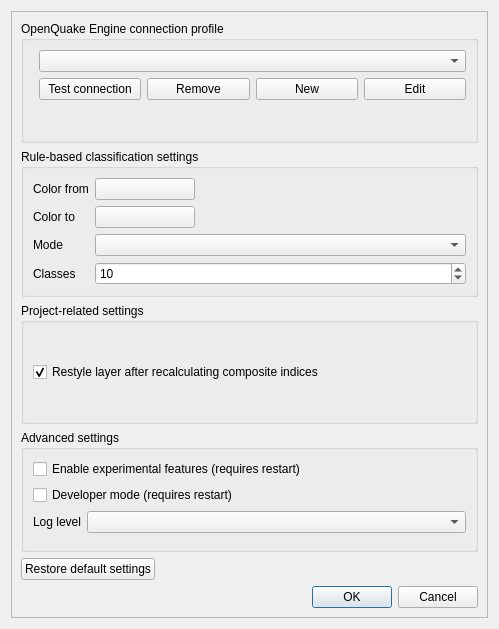
The window that svir/ui/ui_settings.ui (gem/oq-irmt-qgis) describes before a commit, drawn with Qt 5.
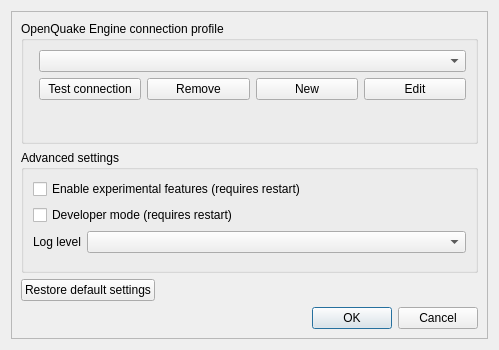
The same window after the commit. Icons and pictures are not drawn.

Commit message: Remove all references to social vulnerability (and project definitions) and recovery modeling

```diff
--- a/svir/ui/ui_settings.ui
+++ b/svir/ui/ui_settings.ui
@@ -7,7 +7,7 @@
     <x>0</x>
     <y>0</y>
     <width>499</width>
-    <height>629</height>
+    <height>350</height>
    </rect>
   </property>
   <property name="maximumSize">
@@ -35,7 +35,7 @@
         <x>0</x>
         <y>0</y>
         <width>479</width>
-        <height>609</height>
+        <height>330</height>
        </rect>
       </property>
       <layout class="QVBoxLayout" name="verticalLayout_4">
@@ -89,122 +89,6 @@
          </layout>
         </widget>
        </item>
-       <item>
-        <widget class="QGroupBox" name="styling_gbx">
-         <property name="title">
-          <string>Rule-based classification settings</string>
-         </property>
-         <layout class="QFormLayout" name="formLayout_3">
-          <property name="fieldGrowthPolicy">
-           <enum>QFormLayout::AllNonFixedFieldsGrow</enum>
-          </property>
-          <item row="3" column="0">
-           <widget class="QLabel" name="label_5">
-            <property name="text">
-             <string>Color from</string>
-            </property>
-           </widget>
-          </item>
-          <item row="3" column="1">
-           <widget class="QPushButton" name="style_color_from">
-            <property name="maximumSize">
-             <size>
-              <width>100</width>
-              <height>16777215</height>
-             </size>
-            </property>
-            <property name="autoFillBackground">
-             <bool>false</bool>
-            </property>
-            <property name="text">
-             <string/>
-            </property>
-           </widget>
-          </item>
-          <item row="5" column="0">
-           <widget class="QLabel" name="label_9">
-            <property name="text">
-             <string>Color to</string>
-            </property>
-           </widget>
-          </item>
-          <item row="5" column="1">
-           <widget class="QPushButton" name="style_color_to">
-            <property name="maximumSize">
-             <size>
-              <width>100</width>
-              <height>16777215</height>
-             </size>
-            </property>
-            <property name="autoFillBackground">
-             <bool>false</bool>
-            </property>
-            <property name="text">
-             <string/>
-            </property>
-            <property name="default">
-             <bool>false</bool>
-            </property>
-            <property name="flat">
-             <bool>false</bool>
-            </property>
-           </widget>
-          </item>
-          <item row="7" column="0">
-           <widget class="QLabel" name="label_4">
-            <property name="text">
-             <string>Mode</string>
-            </property>
-           </widget>
-          </item>
-          <item row="7" column="1">
-           <widget class="QComboBox" name="style_mode"/>
-          </item>
-          <item row="8" column="0">
-           <widget class="QLabel" name="label_10">
-            <property name="text">
-             <string>Classes</string>
-            </property>
-           </widget>
-          </item>
-          <item row="8" column="1">
-           <widget class="QSpinBox" name="style_classes">
-            <property name="minimum">
-             <number>1</number>
-            </property>
-            <property name="value">
-             <number>10</number>
-            </property>
-           </widget>
-          </item>
-         </layout>
-        </widget>
-       </item>
-       <item>
-        <widget class="QGroupBox" name="project_settings_gbx">
-         <property name="minimumSize">
-          <size>
-           <width>0</width>
-           <height>0</height>
-          </size>
-         </property>
-         <property name="title">
-          <string>Project-related settings</string>
-         </property>
-         <layout class="QVBoxLayout" name="verticalLayout_2">
-          <item>
-           <widget class="QCheckBox" name="force_restyling_ckb">
-            <property name="text">
-             <string>Restyle layer after recalculating composite indices</string>
-            </property>
-            <property name="checked">
-             <bool>true</bool>
-            </property>
-           </widget>
-          </item>
-         </layout>
-        </widget>
-       </item>
        <item>
         <widget class="QGroupBox" name="advanced_settings_gbx">
          <property name="minimumSize">
```
The commit also changes 52 other files.
